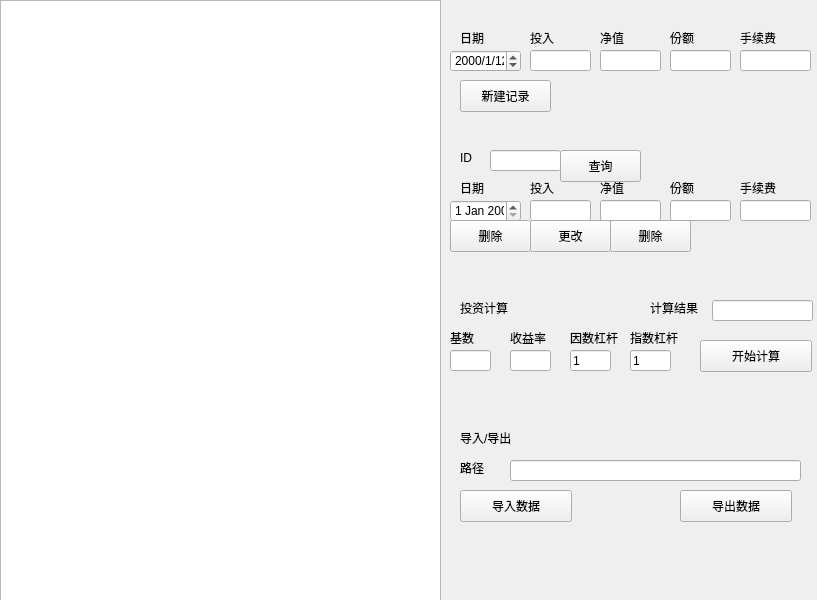
Qt form mainwindow.ui (h2magic-axious/CashGraph) before a commit.
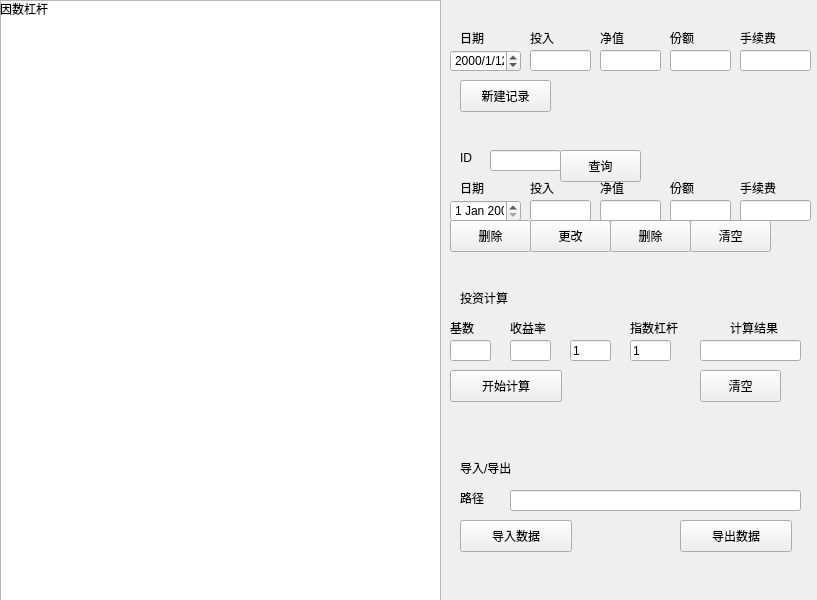
The same form after that commit.

```diff
--- a/mainwindow.ui
+++ b/mainwindow.ui
@@ -343,8 +343,8 @@
     <property name="geometry">
      <rect>
       <x>460</x>
-      <y>300</y>
-      <width>58</width>
+      <y>290</y>
+      <width>61</width>
       <height>16</height>
      </rect>
     </property>
@@ -356,7 +356,7 @@
     <property name="geometry">
      <rect>
       <x>450</x>
-      <y>350</y>
+      <y>340</y>
       <width>41</width>
       <height>21</height>
      </rect>
@@ -366,7 +366,7 @@
     <property name="geometry">
      <rect>
       <x>510</x>
-      <y>330</y>
+      <y>320</y>
       <width>41</width>
       <height>16</height>
      </rect>
@@ -379,7 +379,7 @@
     <property name="geometry">
      <rect>
       <x>450</x>
-      <y>330</y>
+      <y>320</y>
       <width>41</width>
       <height>16</height>
      </rect>
@@ -389,14 +389,6 @@
     </property>
    </widget>
    <widget class="QLabel" name="label_16">
-    <property name="geometry">
-     <rect>
-      <x>570</x>
-      <y>330</y>
-      <width>51</width>
-      <height>16</height>
-     </rect>
-    </property>
     <property name="text">
      <string>因数杠杆</string>
     </property>
@@ -405,7 +397,7 @@
     <property name="geometry">
      <rect>
       <x>630</x>
-      <y>330</y>
+      <y>320</y>
       <width>51</width>
       <height>16</height>
      </rect>
@@ -418,7 +410,7 @@
     <property name="geometry">
      <rect>
       <x>510</x>
-      <y>350</y>
+      <y>340</y>
       <width>41</width>
       <height>21</height>
      </rect>
@@ -428,7 +420,7 @@
     <property name="geometry">
      <rect>
       <x>570</x>
-      <y>350</y>
+      <y>340</y>
       <width>41</width>
       <height>21</height>
      </rect>
@@ -441,7 +433,7 @@
     <property name="geometry">
      <rect>
       <x>630</x>
-      <y>350</y>
+      <y>340</y>
       <width>41</width>
       <height>21</height>
      </rect>
@@ -454,7 +446,7 @@
     <property name="geometry">
      <rect>
       <x>460</x>
-      <y>430</y>
+      <y>460</y>
       <width>58</width>
       <height>16</height>
      </rect>
@@ -467,7 +459,7 @@
     <property name="geometry">
      <rect>
       <x>460</x>
-      <y>460</y>
+      <y>490</y>
       <width>58</width>
       <height>16</height>
      </rect>
@@ -480,7 +472,7 @@
     <property name="geometry">
      <rect>
       <x>510</x>
-      <y>460</y>
+      <y>490</y>
       <width>291</width>
       <height>21</height>
      </rect>
@@ -490,7 +482,7 @@
     <property name="geometry">
      <rect>
       <x>460</x>
-      <y>490</y>
+      <y>520</y>
       <width>112</width>
       <height>32</height>
      </rect>
@@ -503,7 +495,7 @@
     <property name="geometry">
      <rect>
       <x>680</x>
-      <y>490</y>
+      <y>520</y>
       <width>112</width>
       <height>32</height>
      </rect>
@@ -515,8 +507,8 @@
    <widget class="QLabel" name="label_21">
     <property name="geometry">
      <rect>
-      <x>650</x>
-      <y>300</y>
+      <x>730</x>
+      <y>320</y>
       <width>58</width>
       <height>16</height>
      </rect>
@@ -528,8 +520,8 @@
    <widget class="QLineEdit" name="lineEdit_17">
     <property name="geometry">
      <rect>
-      <x>712</x>
-      <y>300</y>
+      <x>700</x>
+      <y>340</y>
       <width>101</width>
       <height>21</height>
      </rect>
@@ -538,8 +530,8 @@
    <widget class="QPushButton" name="pushButton_7">
     <property name="geometry">
      <rect>
-      <x>700</x>
-      <y>340</y>
+      <x>450</x>
+      <y>370</y>
       <width>112</width>
       <height>32</height>
      </rect>
@@ -561,6 +553,32 @@
      <string>删除</string>
     </property>
    </widget>
+   <widget class="QPushButton" name="pushButton_9">
+    <property name="geometry">
+     <rect>
+      <x>690</x>
+      <y>220</y>
+      <width>81</width>
+      <height>32</height>
+     </rect>
+    </property>
+    <property name="text">
+     <string>清空</string>
+    </property>
+   </widget>
+   <widget class="QPushButton" name="pushButton_10">
+    <property name="geometry">
+     <rect>
+      <x>700</x>
+      <y>370</y>
+      <width>81</width>
+      <height>32</height>
+     </rect>
+    </property>
+    <property name="text">
+     <string>清空</string>
+    </property>
+   </widget>
   </widget>
  </widget>
  <resources/>
```
